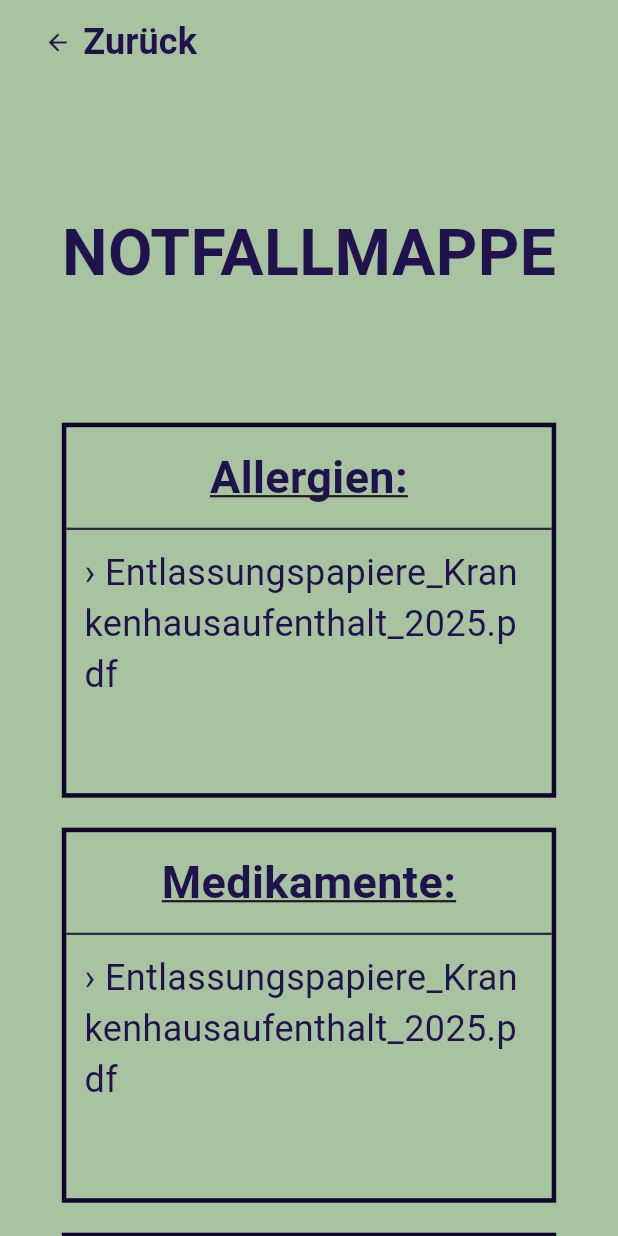
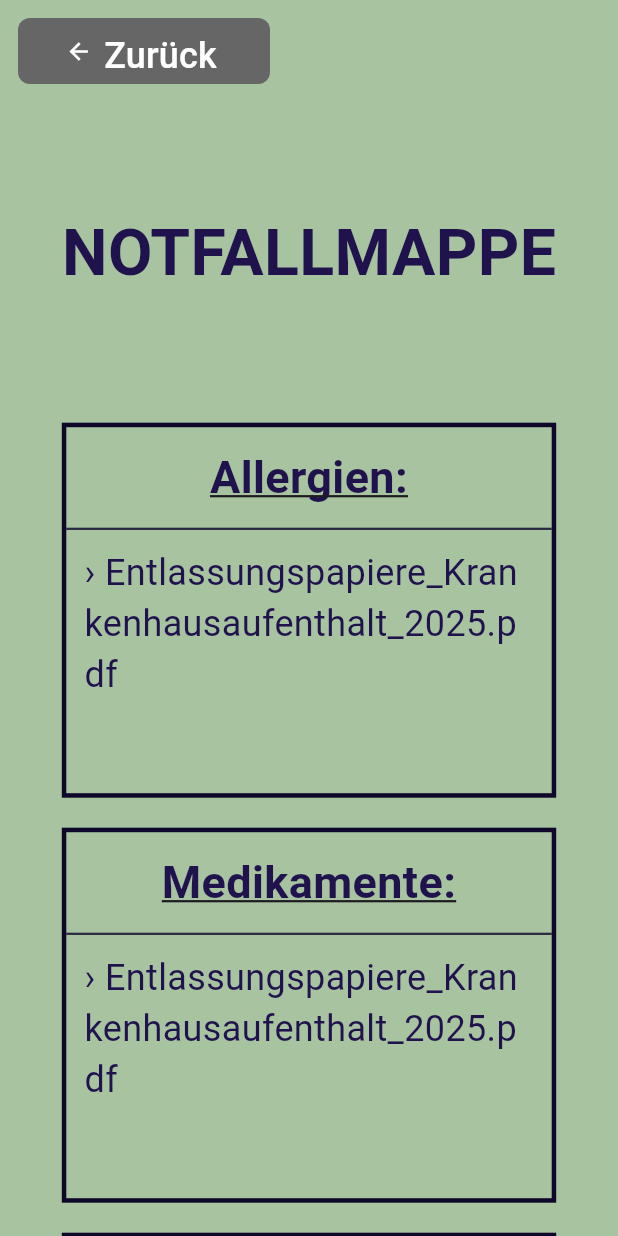
Before and after one commit to madleenmahncke/NotfallbereitFlutter, a Flutter app: the EmergencyProfilePage screen opened directly, on a phone screen of 412 x 824 dp. Run offline on Flutter 3.47's test engine with Material 3 defaults, Android fonts, the phone set to English and light mode, and no system bars; drawn by our look-alikes of auto_size_text; Roboto replaces fonts that are missing (Agenor).

Commit message:
added styling for pages and updated appbar

```diff
--- a/lib/features/emergency_profile/pages/emergency_profile.dart
+++ b/lib/features/emergency_profile/pages/emergency_profile.dart
@@ -36,19 +36,22 @@ class _EmergencyProfilePageState extends State<EmergencyProfilePage> {
       appBar: AppBar(
         backgroundColor: const Color(0xFFA8C3A0),
         elevation: 0,
+        leadingWidth: 180,
 
-        leadingWidth: screenWidth * 0.4,
-
-        leading: TextButton.icon(
-          onPressed: () {
-            Navigator.pop(context);
-          },
-          icon: const Icon(Icons.arrow_back, color: Color(0xFF20124D)),
-          label: const AutoSizeText(
-            'Zurück',
-            style: AppStyles.label,
-            maxLines: 1,
-            minFontSize: 24,
+        leading: Padding(
+          padding: const EdgeInsets.only(left: 12, top: 12),
+          child: TextButton.icon(
+            style: TextButton.styleFrom(
+              backgroundColor: const Color(0xFF666666),
+              shape: RoundedRectangleBorder(
+                borderRadius: BorderRadius.circular(8),
+              ),
+            ),
+            onPressed: () {
+              Navigator.pop(context);
+            },
+            icon: const Icon(Icons.arrow_back, color: Colors.white),
+            label: const Text('Zurück', style: AppStyles.appBarText),
           ),
         ),
       ),
@@ -83,6 +86,8 @@ class _EmergencyProfilePageState extends State<EmergencyProfilePage> {
                       return _buildMobileLayout(context);
                     },
                   ),
+
+                  _buildButtons(context),
                 ],
               ),
             ),
@@ -145,7 +150,12 @@ class _EmergencyProfilePageState extends State<EmergencyProfilePage> {
     return Container(
       height: 250,
 
-      decoration: BoxDecoration(border: Border.all(color: const Color.fromARGB(255, 15, 7, 42), width: 3)),
+      decoration: BoxDecoration(
+        border: Border.all(
+          color: const Color.fromARGB(255, 15, 7, 42),
+          width: 3,
+        ),
+      ),
 
       child: Column(
         children: [
@@ -154,7 +164,12 @@ class _EmergencyProfilePageState extends State<EmergencyProfilePage> {
             padding: const EdgeInsets.all(12),
 
             decoration: const BoxDecoration(
-              border: Border(bottom: BorderSide(color: Color.fromARGB(208, 15, 7, 42), width: 1.5)),
+              border: Border(
+                bottom: BorderSide(
+                  color: Color.fromARGB(208, 15, 7, 42),
+                  width: 1.5,
+                ),
+              ),
             ),
 
             child: Text(
@@ -169,7 +184,12 @@ class _EmergencyProfilePageState extends State<EmergencyProfilePage> {
               padding: EdgeInsets.all(12),
               child: Column(
                 crossAxisAlignment: CrossAxisAlignment.start,
-                children: [Text('› Entlassungspapiere_Krankenhausaufenthalt_2025.pdf', style: AppStyles.text)],
+                children: [
+                  Text(
+                    '› Entlassungspapiere_Krankenhausaufenthalt_2025.pdf',
+                    style: AppStyles.text,
+                  ),
+                ],
               ),
             ),
           ),
@@ -177,4 +197,74 @@ class _EmergencyProfilePageState extends State<EmergencyProfilePage> {
       ),
     );
   }
+
+  Widget _buildButtons(BuildContext context) {
+    final screenHeight = MediaQuery.of(context).size.height;
+    final screenWidth = MediaQuery.of(context).size.width;
+
+    if (screenWidth > 900) {
+      return Row(
+        mainAxisAlignment: MainAxisAlignment.spaceBetween,
+        children: [
+          SizedBox(height: screenHeight * 0.05),
+
+          ElevatedButton(
+            onPressed: () {},
+            style: AppStyles.removeButton,
+            child: const Text(
+              'Information ENTFERNEN',
+              style: AppStyles.buttonText,
+            ),
+          ),
+
+          ElevatedButton(
+            onPressed: () {},
+            style: AppStyles.button,
+            child: const Text(
+              'Information HINZUFÜGEN',
+              style: AppStyles.buttonText,
+            ),
+          ),
+
+          SizedBox(height: screenHeight * 0.05),
+        ],
+      );
+    } else {
+      return Column(
+        children: [
+          SizedBox(height: screenHeight * 0.1),
+
+          SizedBox(
+            width: double.infinity,
+            child: ElevatedButton(
+              onPressed: () {},
+              style: AppStyles.button,
+              child: const Text(
+                'Information HINZUFÜGEN',
+                style: AppStyles.buttonText,
+                textAlign: TextAlign.center,
+              ),
+            ),
+          ),
+
+          SizedBox(height: screenHeight * 0.05),
+
+          SizedBox(
+            width: double.infinity,
+            child: ElevatedButton(
+              onPressed: () {},
+              style: AppStyles.removeButton,
+              child: const Text(
+                'Information ENTFERNEN',
+                style: AppStyles.buttonText,
+                textAlign: TextAlign.center,
+              ),
+            ),
+          ),
+
+          SizedBox(height: screenHeight * 0.05),
+        ],
+      );
+    }
+  }
 }
--- a/lib/theme/app_styles.dart
+++ b/lib/theme/app_styles.dart
@@ -37,8 +37,19 @@ class AppStyles {
     padding: const EdgeInsets.symmetric(horizontal: 40, vertical: 20),
   );
 
+  static final ButtonStyle removeButton = ElevatedButton.styleFrom(
+    backgroundColor: const Color.fromARGB(255, 204, 0, 0),
+    foregroundColor: Colors.white,
+    padding: const EdgeInsets.symmetric(horizontal: 40, vertical: 20),
+  );
+
   static const TextStyle buttonText = TextStyle(
     fontSize: 30,
+    color: Colors.white,
+  );
+
+  static const TextStyle appBarText = TextStyle(
+    fontSize: 24,
     color: Colors.white,
   );
 
```
Also changed, not shown: lib/features/auth/pages/login_page.dart (+15 -12 lines), lib/features/auth/pages/register_page.dart (+15 -12 lines), lib/features/emergency_profile/pages/create_emergency_profile.dart (+15 -12 lines).
